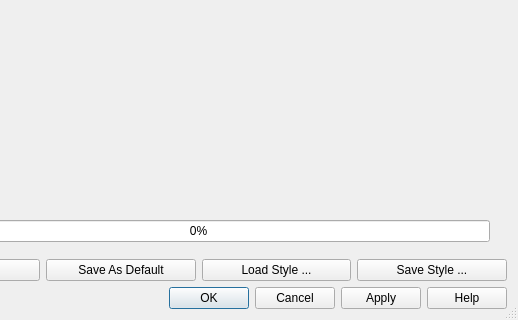
First picture: the form in qgis/src/ui/qgsrasterlayerpropertiesbase.ui, repository sourcepole/qgis, before the edit; both pictures show x 237 to 755 and y 298 to 618 of the 755 by 618 pixel window.
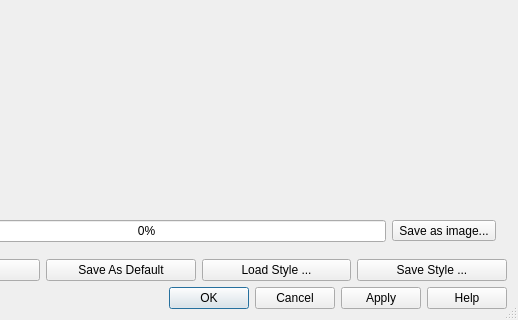
Second picture: the form after the edit. The open tabs and pages were chosen to show the change. Icons and pictures are not drawn.

Commit message: Added option to save histogram and also refactored dialog filetype list for saving images into qgisgui

```diff
--- a/qgis/src/ui/qgsrasterlayerpropertiesbase.ui
+++ b/qgis/src/ui/qgsrasterlayerpropertiesbase.ui
@@ -1854,6 +1854,17 @@
          </property>
         </widget>
        </item>
+       <item row="1" column="2">
+        <widget class="QToolButton" name="mSaveAsImageButton">
+         <property name="text">
+          <string>Save as image...</string>
+         </property>
+         <property name="icon">
+          <iconset>
+           <normaloff>../../images/themes/default/mActionFileSave.png</normaloff>../../images/themes/default/mActionFileSave.png</iconset>
+         </property>
+        </widget>
+       </item>
       </layout>
      </widget>
     </widget>
```
Left out of the diff: 3 changed lines with no effect on the pictures. The commit also changes 5 other files.
